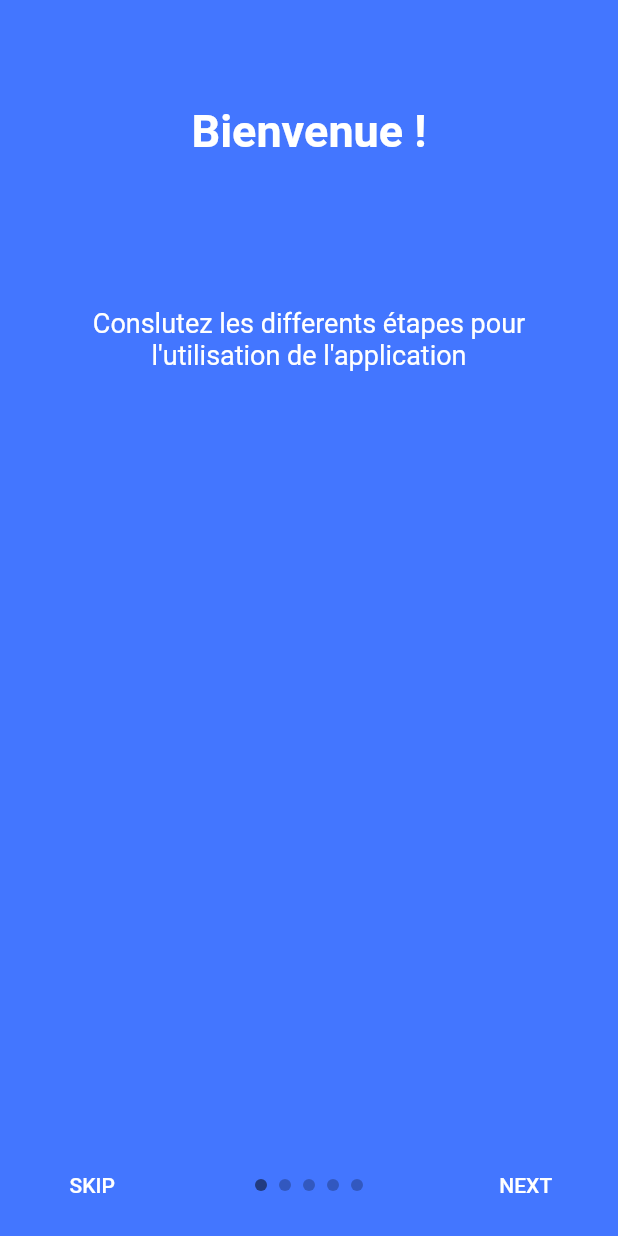
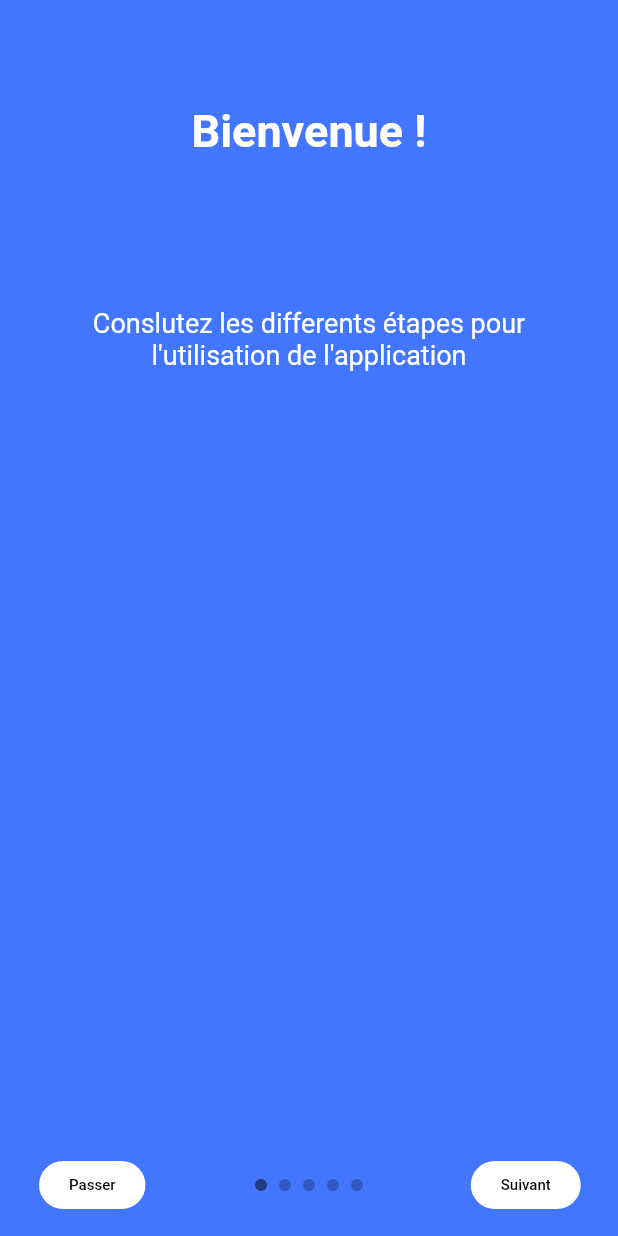
Before and after one commit to FrancisKOUAHO/scan.letsgo, a Flutter app: the screen it shows after launch, on a phone screen of 412 x 824 dp. Run offline on Flutter 3.47's test engine with Material 2 defaults, Android fonts, the phone set to English and light mode, and no system bars; drawn by our look-alikes of intro_slider; our stand-ins replace font_awesome_flutter, google_fonts, google_nav_bar, line_icons, shared_preferences; missing offline and left inert: qr_code_scanner.

Commit message:
add scan

```diff
--- a/lib/constants/url.dart
+++ b/lib/constants/url.dart
@@ -1,13 +1,13 @@
 import 'dart:io' show Platform;
 
 
-/*class AppUrl {
+class AppUrl {
   static String baseUrl = Platform.isIOS ? 'http://127.0.0.1:3333/api/v1' : 'http://10.0.2.2:3333/api/v1';
   static String baseUrlSocket = Platform.isIOS ? 'http://127.0.0.1:3333' : 'http://10.0.2.2:3333';
-}*/
+}
 
 
-class AppUrl {
+/*class AppUrl {
   static String baseUrl = 'https://api.letsgoeurope.fr/api/v1';
   static String baseUrlSocket = 'https://api.letsgoeurope.fr/';
-}
+}*/
--- a/lib/views/splash/intro_screen_default.dart
+++ b/lib/views/splash/intro_screen_default.dart
@@ -1,10 +1,6 @@
-import 'package:LetsGo_Scan/views/home/home_screen.dart';
-import 'package:LetsGo_Scan/views/login/sign_in.dart';
 import 'package:flutter/material.dart';
 import 'package:intro_slider/intro_slider.dart';
-
-import '../../database/db_provider.dart';
-import '../../utils/routers.dart';
+import '../login/sign_in.dart';
 
 class IntroScreenDefault extends StatefulWidget {
   const IntroScreenDefault({Key? key}) : super(key: key);
@@ -75,6 +71,48 @@ class IntroScreenDefaultState extends State<IntroScreenDefault> {
       key: UniqueKey(),
       listContentConfig: listContentConfig,
       onDonePress: onDonePress,
+      renderNextBtn: Container(
+        padding: const EdgeInsets.symmetric(vertical: 10, horizontal: 20),
+        decoration: BoxDecoration(
+          color: Colors.white, // Couleur du bouton "Next"
+          borderRadius: BorderRadius.circular(20),
+        ),
+        child: const Text(
+          "Suivant",
+          style: TextStyle(
+            color: Colors.black, // Couleur du texte "Suivant"
+            fontSize: 10,
+          ),
+        ),
+      ),
+      renderDoneBtn: Container(
+        padding: const EdgeInsets.symmetric(vertical: 10, horizontal: 20),
+        decoration: BoxDecoration(
+          color: Colors.white, // Couleur du bouton "Done"
+          borderRadius: BorderRadius.circular(20),
+        ),
+        child: const Text(
+          "Terminer",
+          style: TextStyle(
+            color: Colors.black, // Couleur du texte "Terminer"
+            fontSize: 10,
+          ),
+        ),
+      ),
+      renderSkipBtn: Container(
+        padding: const EdgeInsets.symmetric(vertical: 10, horizontal: 20),
+        decoration: BoxDecoration(
+          color: Colors.white, // Couleur du bouton "Skip"
+          borderRadius: BorderRadius.circular(20),
+        ),
+        child: const Text(
+          "Passer",
+          style: TextStyle(
+            color: Colors.black, // Couleur du texte "Passer"
+            fontSize: 10,
+          ),
+        ),
+      ),
     );
   }
 }
```
